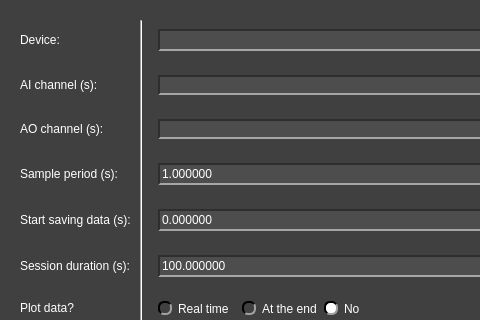
The window that pydaq/uis/PyDAQ_get_model_Arduino_widget.ui (viniciusfs14/pydaq) describes before a commit, drawn with Qt 5; both pictures show x 0 to 480 and y 0 to 320 of the 804 by 622 pixel window.
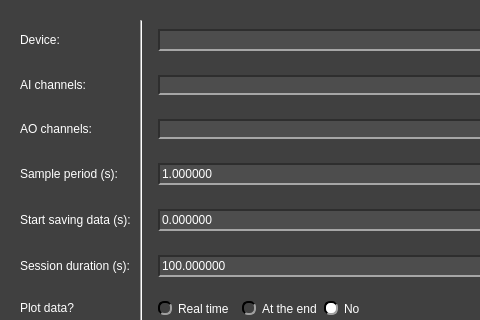
The same window after the commit. Icons and pictures are not drawn.

What changed in the file:
```diff
--- a/pydaq/uis/PyDAQ_get_model_Arduino_widget.ui
+++ b/pydaq/uis/PyDAQ_get_model_Arduino_widget.ui
@@ -492,7 +492,7 @@
       <item row="1" column="0">
        <widget class="QLabel" name="label_10">
         <property name="text">
-         <string>AI channel (s):</string>
+         <string>AI channels:</string>
         </property>
        </widget>
       </item>
@@ -565,7 +565,7 @@
       <item row="2" column="0">
        <widget class="QLabel" name="label_11">
         <property name="text">
-         <string>AO channel (s):</string>
+         <string>AO channels:</string>
         </property>
        </widget>
       </item>
```
Left out of the diff: 2 changed lines with no effect on the pictures.
